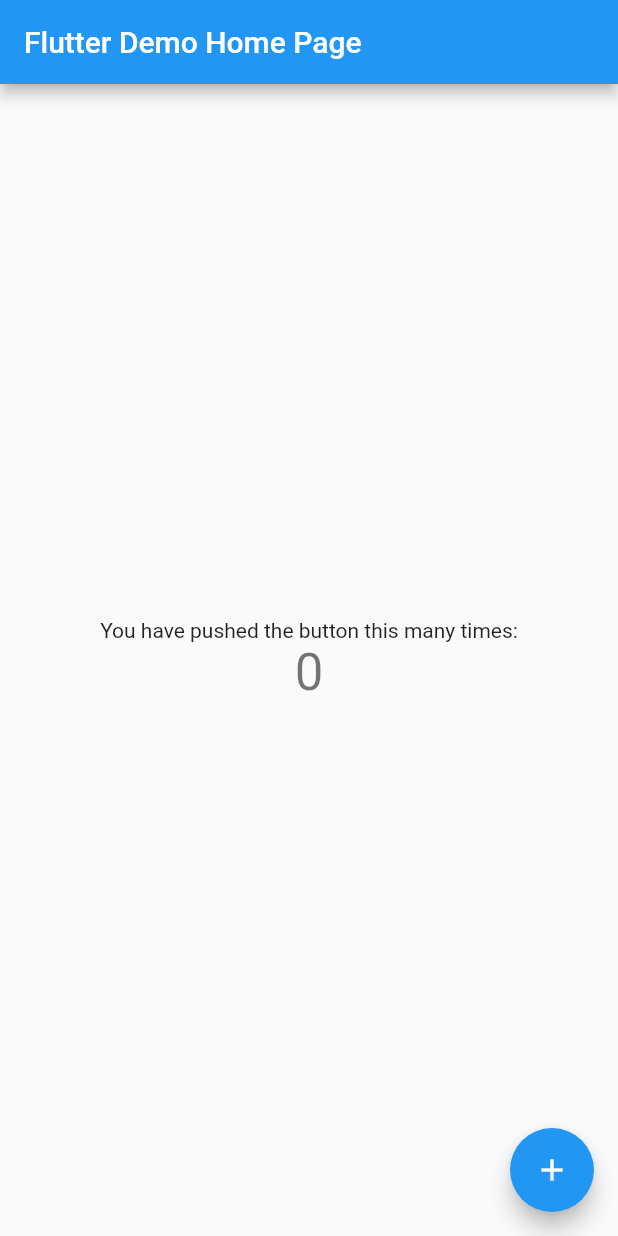
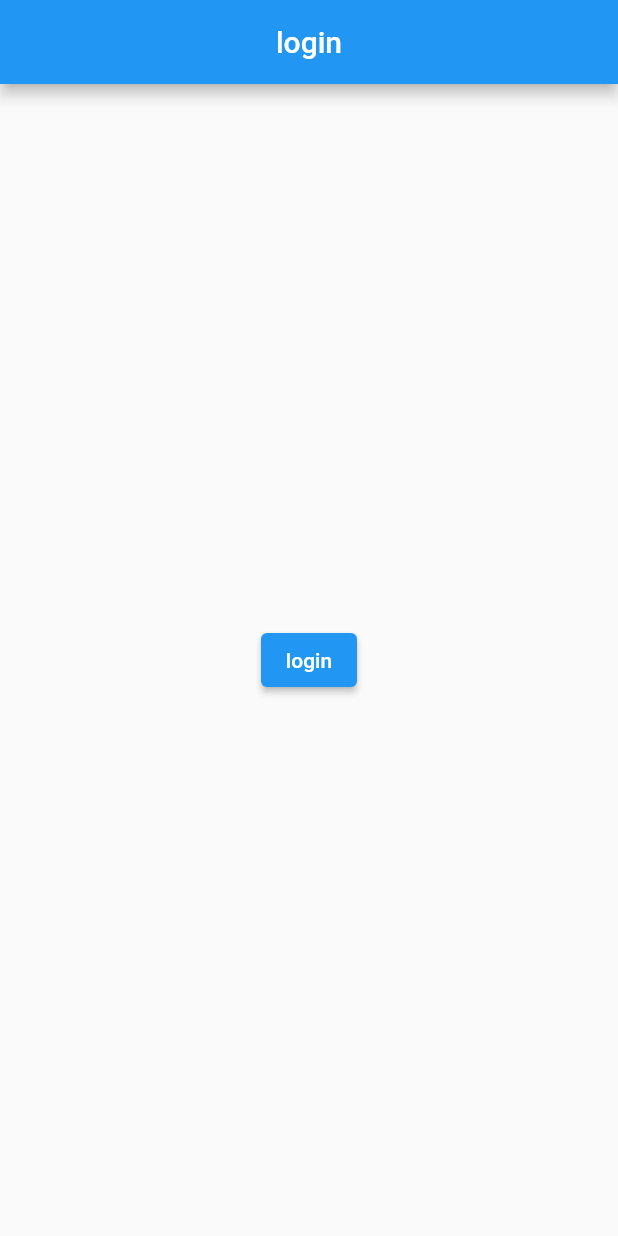
Before and after one commit to poorants/dataCenter, a Flutter app: the screen it shows after launch, on a phone screen of 412 x 824 dp. Run offline on Flutter 3.47's test engine with Material 2 defaults, Android fonts, the phone set to English and light mode, and no system bars; our stand-ins replace firebase_auth, firebase_core, google_sign_in; missing offline and left inert: localdb, xml2json, xml_parser; accounts and stored records are empty.

Commit message:
구글 로그인 테스트 중

```diff
--- /dev/null
+++ b/lib/app.dart
@@ -0,0 +1,22 @@
+import 'package:data_center/pages/home.dart';
+import 'package:data_center/pages/login.dart';
+import 'package:firebase_auth/firebase_auth.dart';
+import 'package:flutter/material.dart';
+
+class App extends StatelessWidget {
+  const App({Key? key}) : super(key: key);
+
+  @override
+  Widget build(BuildContext context) {
+    return StreamBuilder(
+      stream: FirebaseAuth.instance.authStateChanges(),
+      builder: (_, AsyncSnapshot<User?> user) {
+        if (user.hasData) {
+          return const Home();
+        } else {
+          return const Login();
+        }
+      },
+    );
+  }
+}
--- a/lib/main.dart
+++ b/lib/main.dart
@@ -1,115 +1,31 @@
+import 'package:data_center/firebase_options.dart';
+import 'package:data_center/app.dart';
+import 'package:firebase_core/firebase_core.dart';
 import 'package:flutter/material.dart';
 
-void main() {
-  runApp(const MyApp());
+void main() async {
+  WidgetsFlutterBinding.ensureInitialized();
+  await Firebase.initializeApp(
+    options: DefaultFirebaseOptions.currentPlatform,
+  );
+  runApp(MaterialApp(
+    theme: ThemeData.light(),
+    home: const App(),
+  ));
 }
 
-class MyApp extends StatelessWidget {
-  const MyApp({Key? key}) : super(key: key);
+// class MyApp extends StatelessWidget {
+//   const MyApp({Key? key}) : super(key: key);
 
-  // This widget is the root of your application.
-  @override
-  Widget build(BuildContext context) {
-    return MaterialApp(
-      title: 'Flutter Demo',
-      theme: ThemeData(
-        // This is the theme of your application.
-        //
-        // Try running your application with "flutter run". You'll see the
-        // application has a blue toolbar. Then, without quitting the app, try
-        // changing the primarySwatch below to Colors.green and then invoke
-        // "hot reload" (press "r" in the console where you ran "flutter run",
-        // or simply save your changes to "hot reload" in a Flutter IDE).
-        // Notice that the counter didn't reset back to zero; the application
-        // is not restarted.
-        primarySwatch: Colors.blue,
-      ),
-      home: const MyHomePage(title: 'Flutter Demo Home Page'),
-    );
-  }
-}
-
-class MyHomePage extends StatefulWidget {
-  const MyHomePage({Key? key, required this.title}) : super(key: key);
-
-  // This widget is the home page of your application. It is stateful, meaning
-  // that it has a State object (defined below) that contains fields that affect
-  // how it looks.
-
-  // This class is the configuration for the state. It holds the values (in this
-  // case the title) provided by the parent (in this case the App widget) and
-  // used by the build method of the State. Fields in a Widget subclass are
-  // always marked "final".
-
-  final String title;
-
-  @override
-  State<MyHomePage> createState() => _MyHomePageState();
-}
-
-class _MyHomePageState extends State<MyHomePage> {
-  int _counter = 0;
-
-  void _incrementCounter() {
-    setState(() {
-      // This call to setState tells the Flutter framework that something has
-      // changed in this State, which causes it to rerun the build method below
-      // so that the display can reflect the updated values. If we changed
-      // _counter without calling setState(), then the build method would not be
-      // called again, and so nothing would appear to happen.
-      _counter++;
-    });
-  }
-
-  @override
-  Widget build(BuildContext context) {
-    // This method is rerun every time setState is called, for instance as done
-    // by the _incrementCounter method above.
-    //
-    // The Flutter framework has been optimized to make rerunning build methods
-    // fast, so that you can just rebuild anything that needs updating rather
-    // than having to individually change instances of widgets.
-    return Scaffold(
-      appBar: AppBar(
-        // Here we take the value from the MyHomePage object that was created by
-        // the App.build method, and use it to set our appbar title.
-        title: Text(widget.title),
-      ),
-      body: Center(
-        // Center is a layout widget. It takes a single child and positions it
-        // in the middle of the parent.
-        child: Column(
-          // Column is also a layout widget. It takes a list of children and
-          // arranges them vertically. By default, it sizes itself to fit its
-          // children horizontally, and tries to be as tall as its parent.
-          //
-          // Invoke "debug painting" (press "p" in the console, choose the
-          // "Toggle Debug Paint" action from the Flutter Inspector in Android
-          // Studio, or the "Toggle Debug Paint" command in Visual Studio Code)
-          // to see the wireframe for each widget.
-          //
-          // Column has various properties to control how it sizes itself and
-          // how it positions its children. Here we use mainAxisAlignment to
-          // center the children vertically; the main axis here is the vertical
-          // axis because Columns are vertical (the cross axis would be
-          // horizontal).
-          mainAxisAlignment: MainAxisAlignment.center,
-          children: <Widget>[
-            const Text(
-              'You have pushed the button this many times:',
-            ),
-            Text(
-              '$_counter',
-              style: Theme.of(context).textTheme.headline4,
-            ),
-          ],
-        ),
-      ),
-      floatingActionButton: FloatingActionButton(
-        onPressed: _incrementCounter,
-        tooltip: 'Increment',
-        child: const Icon(Icons.add),
-      ), // This trailing comma makes auto-formatting nicer for build methods.
-    );
-  }
-}
+//   // This widget is the root of your application.
+//   @override
+//   Widget build(BuildContext context) {
+//     return MaterialApp(
+//       title: 'Flutter Demo',
+//       theme: ThemeData(
+//         primarySwatch: Colors.blue,
+//       ),
+//       home: App(),
+//     );
+//   }
+// }
--- a/lib/models/district-model.dart
+++ b/lib/models/district-model.dart
@@ -1,6 +1,5 @@
 import 'dart:convert';
 
-import 'package:collection/collection.dart';
 import 'package:flutter/foundation.dart';
 
 class CityModel {
--- a/lib/modules/areacode.dart
+++ b/lib/modules/areacode.dart
@@ -4,7 +4,6 @@ import 'package:xml2json/xml2json.dart';
 import 'dart:io';
 import 'package:localdb/jsondb.dart';
 import 'package:localdb/file/file.dart';
-import 'package:path/path.dart' as p;
 
 class areaCode {
   Future<List<String>?> _getLocationNameList() async {
@@ -42,7 +41,6 @@ class areaCode {
     var db = jsondb(FileSync(pathFile));
 
     List<String>? regionNameList = await _getLocationNameList();
-    // db.defaults({'locatoin': locationNameList}).write();
 
     String authority = 'apis.data.go.kr';
     String unencodedPath = '/1741000/StanReginCd/getStanReginCdList';
@@ -72,7 +70,7 @@ class areaCode {
           String regionCode = row['region_cd'].toString().substring(0, 5);
           String regionName = row['locatadd_nm'];
           if (regionNameList!.contains(regionName)) {
-            print('regionCode : $regionCode, regionName : ${regionName}');
+            print('regionCode : $regionCode, regionName : $regionName');
             db
                 .get("region")
                 .push({"code": regionCode, "name": regionName}).write();
--- /dev/null
+++ b/lib/pages/login.dart
@@ -0,0 +1,44 @@
+import 'package:flutter/material.dart';
+import 'package:firebase_auth/firebase_auth.dart';
+import 'package:google_sign_in/google_sign_in.dart';
+
+class Login extends StatefulWidget {
+  const Login({Key? key}) : super(key: key);
+
+  @override
+  _LoginState createState() => _LoginState();
+}
+
+class _LoginState extends State<Login> {
+  Future<UserCredential> signInWithGoogle() async {
+    // Trigger the authentication flow
+    final GoogleSignInAccount? googleUser = await GoogleSignIn().signIn();
+
+    // Obtain the auth details from the request
+    final GoogleSignInAuthentication? googleAuth =
+        await googleUser?.authentication;
+
+    // Create a new credential
+    final credential = GoogleAuthProvider.credential(
+      accessToken: googleAuth?.accessToken,
+      idToken: googleAuth?.idToken,
+    );
+
+    // Once signed in, return the UserCredential
+    return await FirebaseAuth.instance.signInWithCredential(credential);
+  }
+
+  @override
+  Widget build(BuildContext context) {
+    return Scaffold(
+      appBar: AppBar(
+        title: const Text('login'),
+        centerTitle: true,
+      ),
+      body: Center(
+        child: ElevatedButton(
+            onPressed: signInWithGoogle, child: const Text('login')),
+      ),
+    );
+  }
+}
--- a/pubspec.yaml
+++ b/pubspec.yaml
@@ -37,6 +37,9 @@ dependencies:
   xml_parser: ^1.0.0
   xml2json: ^5.3.2
   localdb: ^0.0.3
+  firebase_core: ^1.10.6
+  firebase_auth: ^3.3.4
+  google_sign_in: ^5.2.1
 
 dev_dependencies:
   flutter_test:
```
Also changed, not shown: lib/pages/home.dart (added, +32 -0 lines), lib/firebase_options.dart (added), pubspec.lock, 3 other files.
